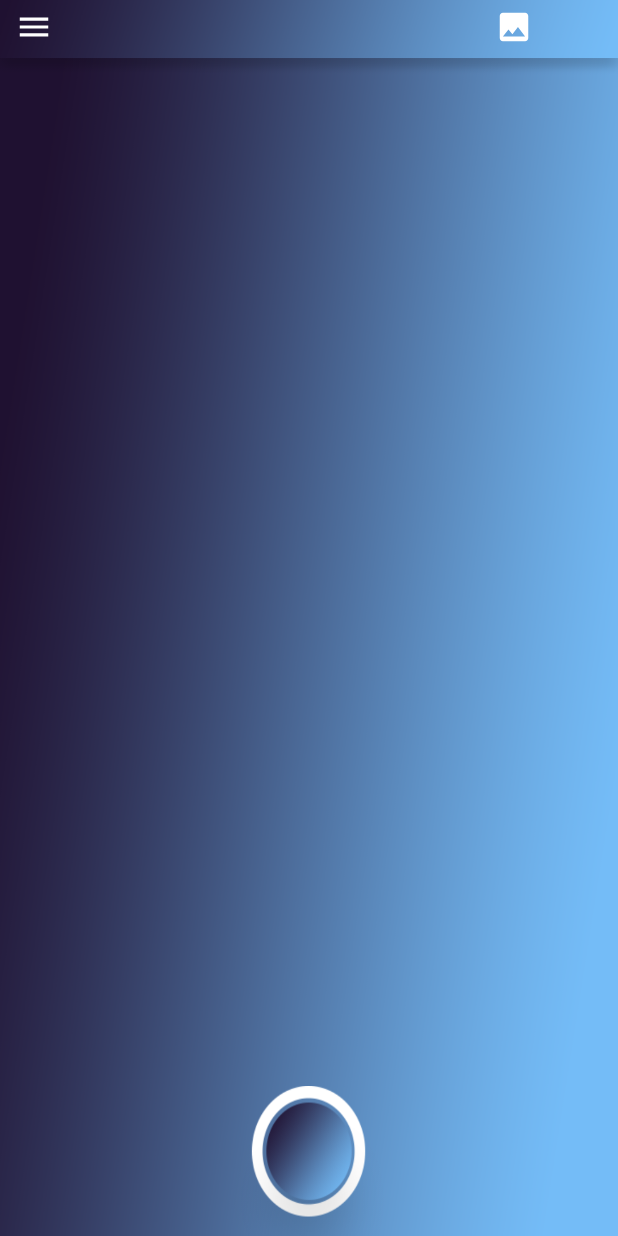
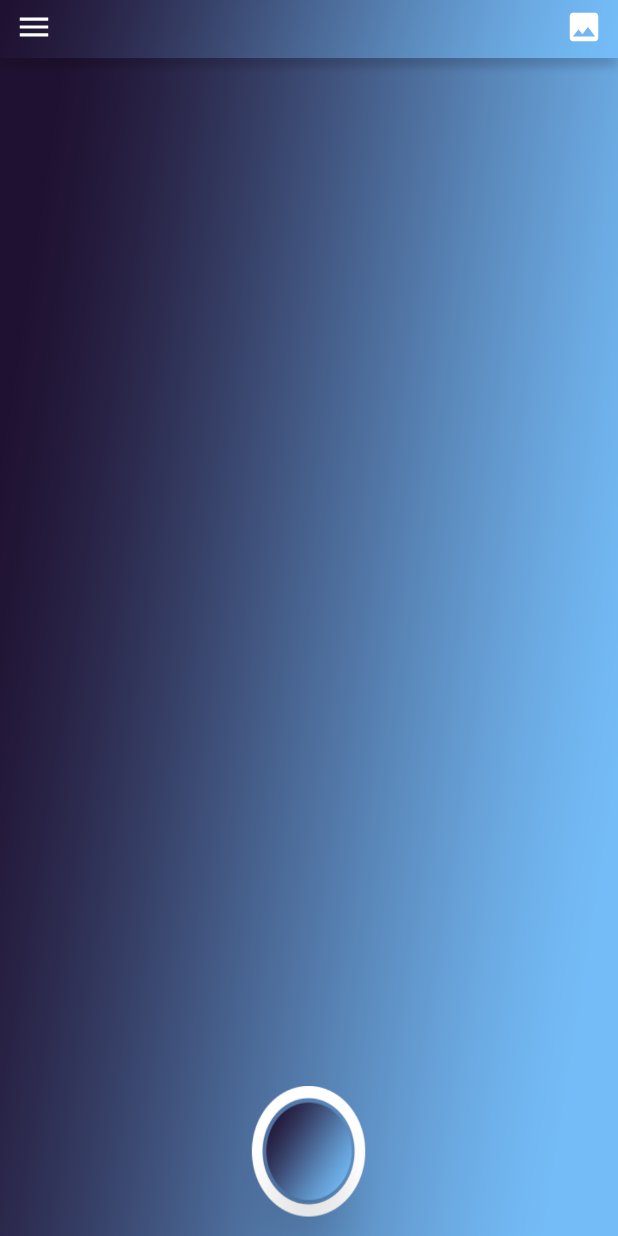
Before and after one commit to hereiskkb/Facesmash, an Android app: the HomepageActivity screen opened directly, with no data from a screen before it, on a phone screen of 412 x 824 dp. Run offline under Robolectric (Android 15) with nearby library versions, the phone set to English and light mode, and no system bars.

Commit message:
minor changes to toolbar buttons and imageview

```diff
--- a/app/src/main/res/layout/activity_homepage.xml
+++ b/app/src/main/res/layout/activity_homepage.xml
@@ -30,26 +30,31 @@
         android:id="@+id/gallery"
         android:layout_width="25dp"
         android:layout_height="25dp"
-        android:layout_marginLeft="330dp"
+        android:layout_alignParentRight="true"
+        android:layout_marginEnd="10dp"
         android:layout_marginTop="5dp"
         android:background="@drawable/gallery"
-        android:onClick="gallery" />
+        android:onClick="gallery"
+        />
 
     //image view for the image clicked by default camera
+
     <ImageView
         android:id="@+id/imageView"
         android:layout_width="match_parent"
         android:layout_height="match_parent"
-        android:layout_marginLeft="25dp"
-        android:layout_marginRight="25dp"
-        android:layout_marginTop="75dp" />
+        android:layout_alignParentBottom="true"
+        android:layout_marginLeft="50dp"
+        android:layout_marginRight="50dp"
+        android:layout_marginTop="50dp"
+        android:layout_marginBottom="110dp"
+        android:layout_centerHorizontal="true" />
 
     //image view for toolbar XD
     <ImageView
         android:id="@+id/action_bar"
         android:layout_width="match_parent"
         android:layout_height="50dp"
-        android:layout_alignParentStart="true"
         android:layout_alignParentTop="true"
         android:background="@drawable/ab" />
 
```
